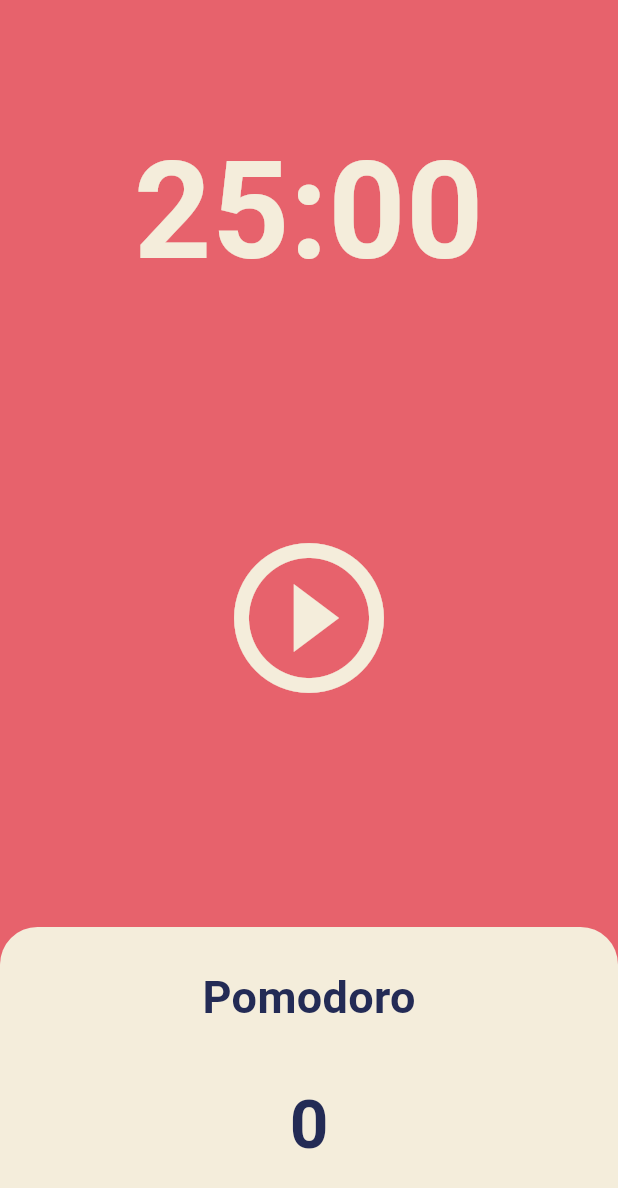
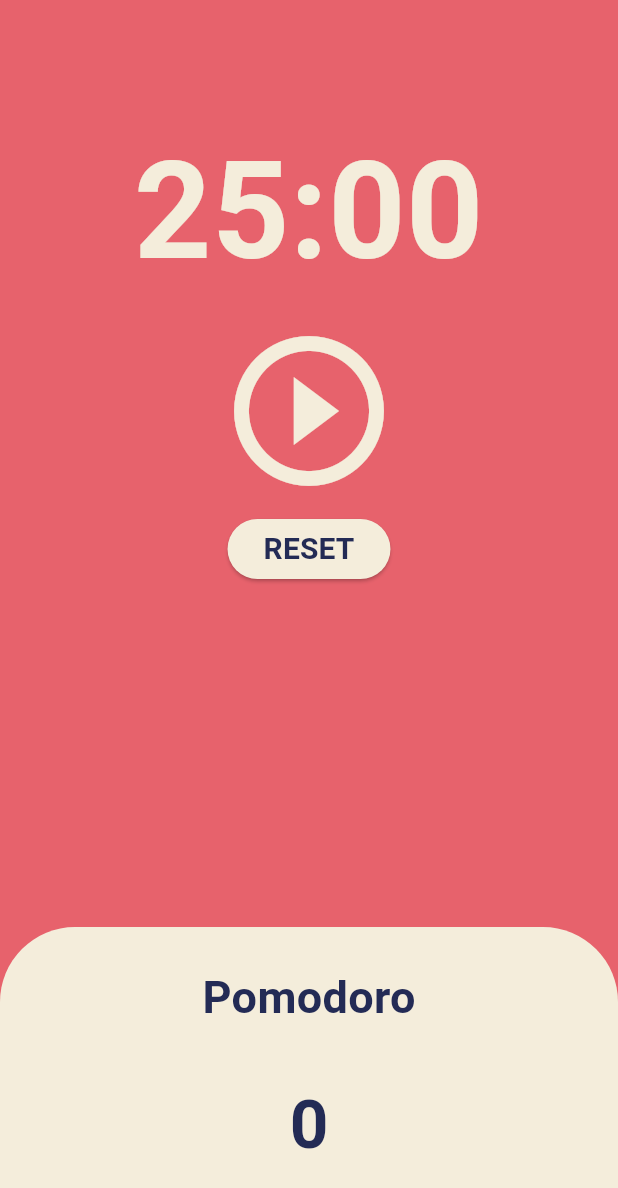
Before and after one commit to GuardJo/flutter-practice, a Flutter app: the screen it shows after launch, on a phone screen of 412 x 824 dp. Shown: the top 1188 px of the screen. Run offline on Flutter 3.47's test engine with Material 3 defaults, Android fonts, the phone set to English and light mode, and no system bars.

Commit message:
#18 타이머 리셋 기능 구현
- 타이머 리셋 기능 함수 구현
- 리셋 버튼 구현
    - ElevatedButton widget을 사용하여 구현
    - ButtionStyle 내 backgrounColor 지정 간 MaterialStateProperty 로 매핑

```diff
--- a/pomodoro/lib/screen/home_screen.dart
+++ b/pomodoro/lib/screen/home_screen.dart
@@ -44,6 +44,13 @@ class _MainWidgetState extends State<MainWidget> {
     });
   }
 
+  void onReset() {
+    onPauseTimer();
+    setState(() {
+      totalSeconds = defaultSeconds;
+    });
+  }
+
   String formatTime(int seconds) {
     var duration = Duration(seconds: seconds);
     var secondsFormat = "${duration.inSeconds % 60}";
@@ -76,7 +83,9 @@ class _MainWidgetState extends State<MainWidget> {
           ),
           Flexible(
             flex: 2,
-            child: Center(
+            child: Column(
+              children: [
+                Center(
                   child: IconButton(
                     onPressed: isRunning ? onPauseTimer : onStartTimer,
                     icon: Icon(
@@ -88,6 +97,23 @@ class _MainWidgetState extends State<MainWidget> {
                     iconSize: 120,
                   ),
                 ),
+                ElevatedButton(
+                  style: ButtonStyle(
+                    backgroundColor: MaterialStateProperty.resolveWith(
+                        (states) => Theme.of(context).cardColor),
+                  ),
+                  onPressed: onReset,
+                  child: Text(
+                    "RESET",
+                    style: TextStyle(
+                      color: Theme.of(context).textTheme.displayLarge?.color,
+                      fontSize: 20,
+                      fontWeight: FontWeight.bold,
+                    ),
+                  ),
+                )
+              ],
+            ),
           ),
           Flexible(
             flex: 1,
@@ -95,8 +121,8 @@ class _MainWidgetState extends State<MainWidget> {
               decoration: BoxDecoration(
                 color: Theme.of(context).cardColor,
                 borderRadius: const BorderRadius.only(
-                  topLeft: Radius.circular(25),
-                  topRight: Radius.circular(25),
+                  topLeft: Radius.circular(50),
+                  topRight: Radius.circular(50),
                 ),
               ),
               child: Padding(
```
Lines whose indentation alone changed are shown as unchanged.
